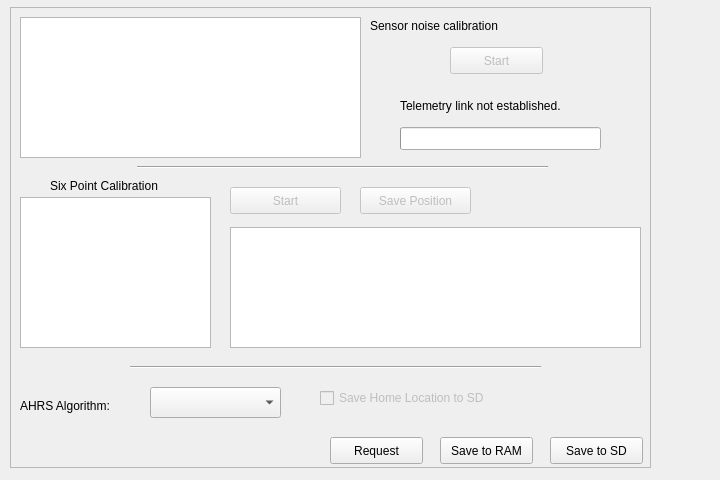
The window that ground/src/plugins/config/ahrs.ui (openpilot/OpenPilot) describes before a commit, drawn with Qt 5.
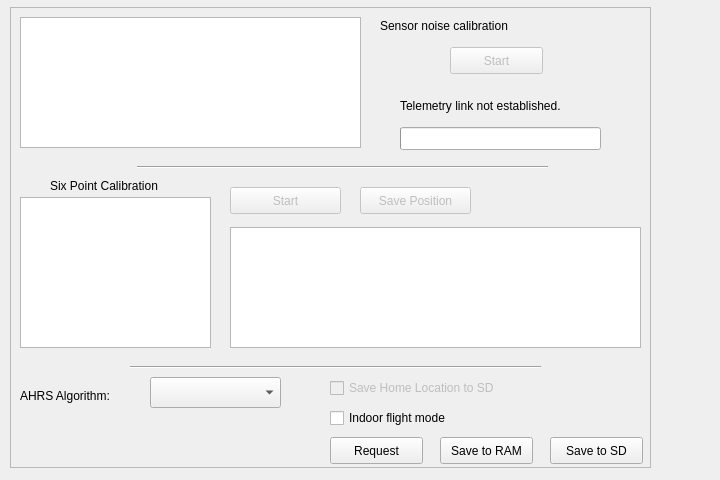
The same window after the commit.

Commit message: OP-38 Ground / Configuration gadget: automatically save results of 6-point calibration to SD (consistent with behaviour of sensor noise calibration). Other smaller updates.

What changed in the file:
```diff
--- a/ground/src/plugins/config/ahrs.ui
+++ b/ground/src/plugins/config/ahrs.ui
@@ -34,7 +34,7 @@
       <x>10</x>
       <y>10</y>
       <width>341</width>
-      <height>141</height>
+      <height>131</height>
      </rect>
     </property>
     <property name="toolTip">
@@ -100,7 +100,7 @@
     <property name="geometry">
      <rect>
       <x>10</x>
-      <y>390</y>
+      <y>380</y>
       <width>111</width>
       <height>17</height>
      </rect>
@@ -113,7 +113,7 @@
     <property name="geometry">
      <rect>
       <x>140</x>
-      <y>380</y>
+      <y>370</y>
       <width>131</width>
       <height>31</height>
      </rect>
@@ -177,8 +177,8 @@
     </property>
     <property name="geometry">
      <rect>
-      <x>310</x>
-      <y>380</y>
+      <x>320</x>
+      <y>370</y>
       <width>201</width>
       <height>22</height>
      </rect>
@@ -254,9 +254,9 @@
    <widget class="QLabel" name="label">
     <property name="geometry">
      <rect>
-      <x>360</x>
+      <x>370</x>
       <y>10</y>
-      <width>271</width>
+      <width>251</width>
       <height>17</height>
      </rect>
     </property>
@@ -302,6 +302,19 @@
      <string>Save Position</string>
     </property>
    </widget>
+   <widget class="QCheckBox" name="indoorFlight">
+    <property name="geometry">
+     <rect>
+      <x>320</x>
+      <y>400</y>
+      <width>201</width>
+      <height>22</height>
+     </rect>
+    </property>
+    <property name="text">
+     <string>Indoor flight mode</string>
+    </property>
+   </widget>
   </widget>
  </widget>
  <resources/>
```
Left out of the diff: 2 changed lines with no effect on the pictures. The commit also changes 2 other files.
